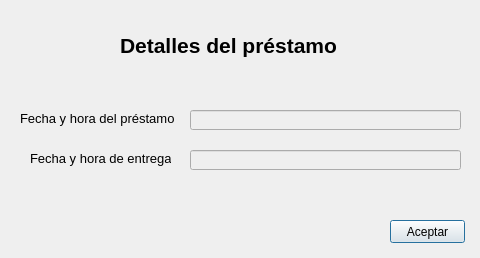
Before: the Qt Designer form infoprestamo.ui in AdrianPrietoLozano/biblioteca, drawn with Qt 5.
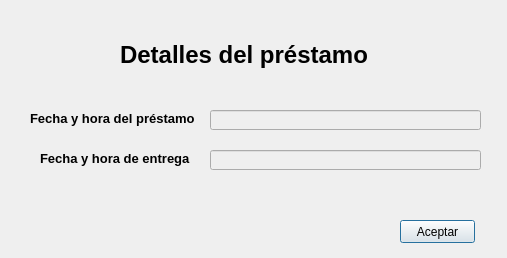
After: the same form once the commit is applied.

The edit to the form file:
```diff
--- a/infoprestamo.ui
+++ b/infoprestamo.ui
@@ -6,17 +6,29 @@
    <rect>
     <x>0</x>
     <y>0</y>
-    <width>480</width>
+    <width>507</width>
     <height>258</height>
    </rect>
   </property>
+  <property name="minimumSize">
+   <size>
+    <width>507</width>
+    <height>258</height>
+   </size>
+  </property>
+  <property name="maximumSize">
+   <size>
+    <width>507</width>
+    <height>258</height>
+   </size>
+  </property>
   <property name="windowTitle">
    <string>Detalles del préstamo</string>
   </property>
   <widget class="QPushButton" name="pushButtonAceptar">
    <property name="geometry">
     <rect>
-     <x>390</x>
+     <x>400</x>
      <y>220</y>
      <width>75</width>
      <height>23</height>
@@ -29,15 +41,17 @@
   <widget class="QLabel" name="label_3">
    <property name="geometry">
     <rect>
-     <x>30</x>
+     <x>40</x>
      <y>150</y>
-     <width>141</width>
+     <width>159</width>
      <height>16</height>
     </rect>
    </property>
    <property name="font">
     <font>
      <pointsize>10</pointsize>
+     <weight>75</weight>
+     <bold>true</bold>
     </font>
    </property>
    <property name="text">
@@ -50,7 +64,7 @@
    </property>
    <property name="geometry">
     <rect>
-     <x>190</x>
+     <x>210</x>
      <y>110</y>
      <width>271</width>
      <height>20</height>
@@ -68,14 +82,14 @@
    <property name="geometry">
     <rect>
      <x>120</x>
-     <y>20</y>
-     <width>241</width>
-     <height>51</height>
+     <y>40</y>
+     <width>259</width>
+     <height>29</height>
     </rect>
    </property>
    <property name="font">
     <font>
-     <pointsize>16</pointsize>
+     <pointsize>18</pointsize>
      <weight>75</weight>
      <bold>true</bold>
     </font>
@@ -87,15 +101,17 @@
   <widget class="QLabel" name="label_2">
    <property name="geometry">
     <rect>
-     <x>20</x>
+     <x>30</x>
      <y>110</y>
-     <width>161</width>
+     <width>172</width>
      <height>16</height>
     </rect>
    </property>
    <property name="font">
     <font>
      <pointsize>10</pointsize>
+     <weight>75</weight>
+     <bold>true</bold>
     </font>
    </property>
    <property name="text">
@@ -108,7 +124,7 @@
    </property>
    <property name="geometry">
     <rect>
-     <x>190</x>
+     <x>210</x>
      <y>150</y>
      <width>271</width>
      <height>20</height>
```
